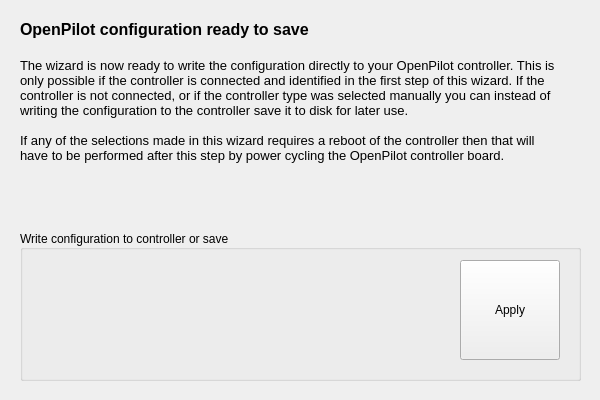
Qt form ground/openpilotgcs/src/plugins/setupwizard/pages/flashpage.ui (openpilot/OpenPilot) before a commit.
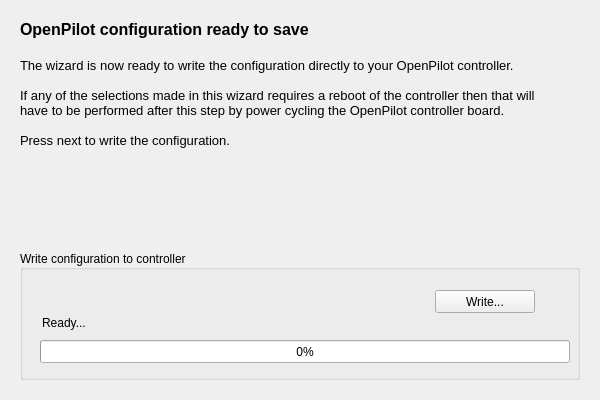
The same form after that commit.

Commit message: OP-39 Implemented functionality for reliable writing of UAVOs to controller board. Removed the option to configure the board without having it connected. Added Tri, QuadX and QuadP configuration code. Updated some of the texts.

What changed in the file:
```diff
--- a/ground/openpilotgcs/src/plugins/setupwizard/pages/flashpage.ui
+++ b/ground/openpilotgcs/src/plugins/setupwizard/pages/flashpage.ui
@@ -29,9 +29,11 @@
 &lt;/style&gt;&lt;/head&gt;&lt;body style=&quot; font-family:'MS Shell Dlg 2'; font-size:8.25pt; font-weight:400; font-style:normal;&quot;&gt;
 &lt;p style=&quot; margin-top:0px; margin-bottom:0px; margin-left:0px; margin-right:0px; -qt-block-indent:0; text-indent:0px;&quot;&gt;&lt;span style=&quot; font-size:12pt; font-weight:600;&quot;&gt;OpenPilot configuration ready to save&lt;/span&gt;&lt;/p&gt;
 &lt;p style=&quot;-qt-paragraph-type:empty; margin-top:0px; margin-bottom:0px; margin-left:0px; margin-right:0px; -qt-block-indent:0; text-indent:0px; font-size:12pt; font-weight:600;&quot;&gt;&lt;/p&gt;
-&lt;p style=&quot; margin-top:0px; margin-bottom:0px; margin-left:0px; margin-right:0px; -qt-block-indent:0; text-indent:0px;&quot;&gt;&lt;span style=&quot; font-size:10pt;&quot;&gt;The wizard is now ready to write the configuration directly to your OpenPilot controller. This is only possible if the controller is connected and identified in the first step of this wizard. If the controller is not connected, or if the controller type was selected manually you can instead of writing the configuration to the controller save it to disk for later use.&lt;/span&gt;&lt;/p&gt;
+&lt;p style=&quot; margin-top:0px; margin-bottom:0px; margin-left:0px; margin-right:0px; -qt-block-indent:0; text-indent:0px;&quot;&gt;&lt;span style=&quot; font-size:10pt;&quot;&gt;The wizard is now ready to write the configuration directly to your OpenPilot controller. &lt;/span&gt;&lt;/p&gt;
 &lt;p style=&quot;-qt-paragraph-type:empty; margin-top:0px; margin-bottom:0px; margin-left:0px; margin-right:0px; -qt-block-indent:0; text-indent:0px; font-size:10pt;&quot;&gt;&lt;/p&gt;
 &lt;p style=&quot; margin-top:0px; margin-bottom:0px; margin-left:0px; margin-right:0px; -qt-block-indent:0; text-indent:0px;&quot;&gt;&lt;span style=&quot; font-size:10pt;&quot;&gt;If any of the selections made in this wizard requires a reboot of the controller then that will have to be performed after this step by power cycling the OpenPilot controller board.&lt;/span&gt;&lt;/p&gt;
+&lt;p style=&quot;-qt-paragraph-type:empty; margin-top:0px; margin-bottom:0px; margin-left:0px; margin-right:0px; -qt-block-indent:0; text-indent:0px; font-size:10pt;&quot;&gt;&lt;/p&gt;
+&lt;p style=&quot; margin-top:0px; margin-bottom:0px; margin-left:0px; margin-right:0px; -qt-block-indent:0; text-indent:0px;&quot;&gt;&lt;span style=&quot; font-size:10pt;&quot;&gt;Press next to write the configuration.&lt;/span&gt;&lt;/p&gt;
 &lt;p style=&quot;-qt-paragraph-type:empty; margin-top:0px; margin-bottom:0px; margin-left:0px; margin-right:0px; -qt-block-indent:0; text-indent:0px; font-size:10pt;&quot;&gt;&lt;/p&gt;&lt;/body&gt;&lt;/html&gt;</string>
    </property>
    <property name="alignment">
@@ -45,9 +47,9 @@
    <property name="geometry">
     <rect>
      <x>20</x>
-     <y>230</y>
-     <width>561</width>
-     <height>151</height>
+     <y>250</y>
+     <width>560</width>
+     <height>130</height>
     </rect>
    </property>
    <property name="sizePolicy">
@@ -57,22 +59,48 @@
     </sizepolicy>
    </property>
    <property name="title">
-    <string>Write configuration to controller or save</string>
+    <string>Write configuration to controller</string>
    </property>
    <property name="alignment">
     <set>Qt::AlignLeading|Qt::AlignLeft|Qt::AlignVCenter</set>
    </property>
-   <widget class="QPushButton" name="applyButton">
+   <widget class="QProgressBar" name="saveProgressBar">
     <property name="geometry">
      <rect>
-      <x>440</x>
-      <y>30</y>
+      <x>20</x>
+      <y>90</y>
+      <width>530</width>
+      <height>23</height>
+     </rect>
+    </property>
+    <property name="value">
+     <number>0</number>
+    </property>
+   </widget>
+   <widget class="QLabel" name="saveProgressLabel">
+    <property name="geometry">
+     <rect>
+      <x>22</x>
+      <y>65</y>
+      <width>491</width>
+      <height>16</height>
+     </rect>
+    </property>
+    <property name="text">
+     <string>Ready...</string>
+    </property>
+   </widget>
+   <widget class="QPushButton" name="saveButton">
+    <property name="geometry">
+     <rect>
+      <x>415</x>
+      <y>40</y>
       <width>100</width>
-      <height>100</height>
+      <height>23</height>
      </rect>
     </property>
     <property name="text">
-     <string>Apply</string>
+     <string>Write...</string>
     </property>
    </widget>
   </widget>
```
The commit also changes 12 other files.
